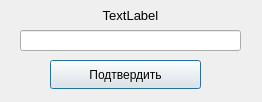
Above: Lab2/Lab2Task1.1/search.ui from petrzhal/cpp-labs before the change. Below: the same form after it.
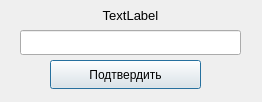
That is the form after the change.

The edit to the form file:
```diff
--- a/Lab2/Lab2Task1.1/search.ui
+++ b/Lab2/Lab2Task1.1/search.ui
@@ -32,7 +32,7 @@
      <x>20</x>
      <y>30</y>
      <width>221</width>
-     <height>21</height>
+     <height>25</height>
     </rect>
    </property>
   </widget>
```
